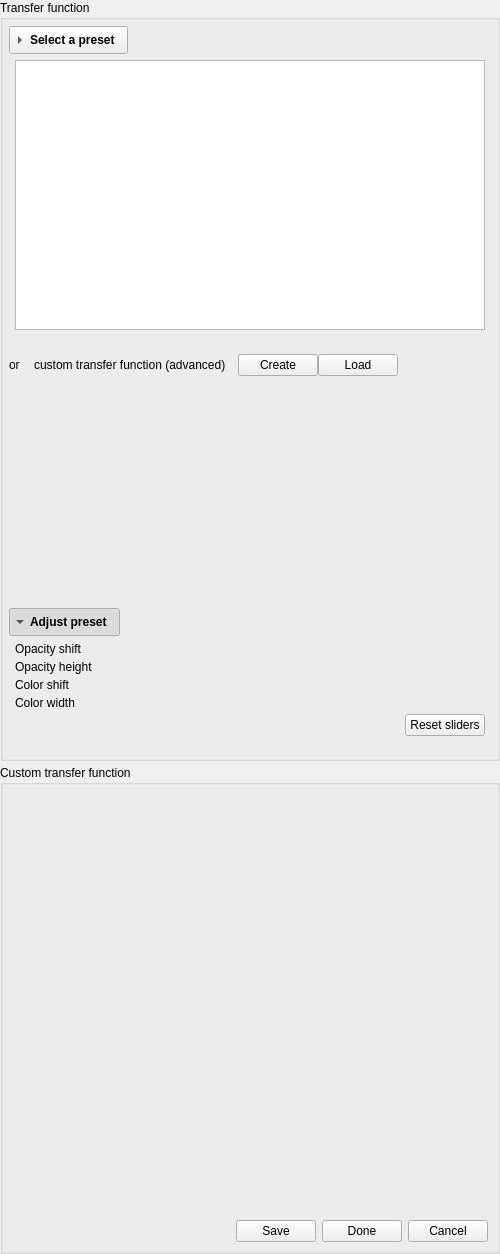
MITK/MITK, file Modules/VolumeVisualizationUI/src/QmitkVolumeTransferFunctionEditorControls.ui: the form before one commit.
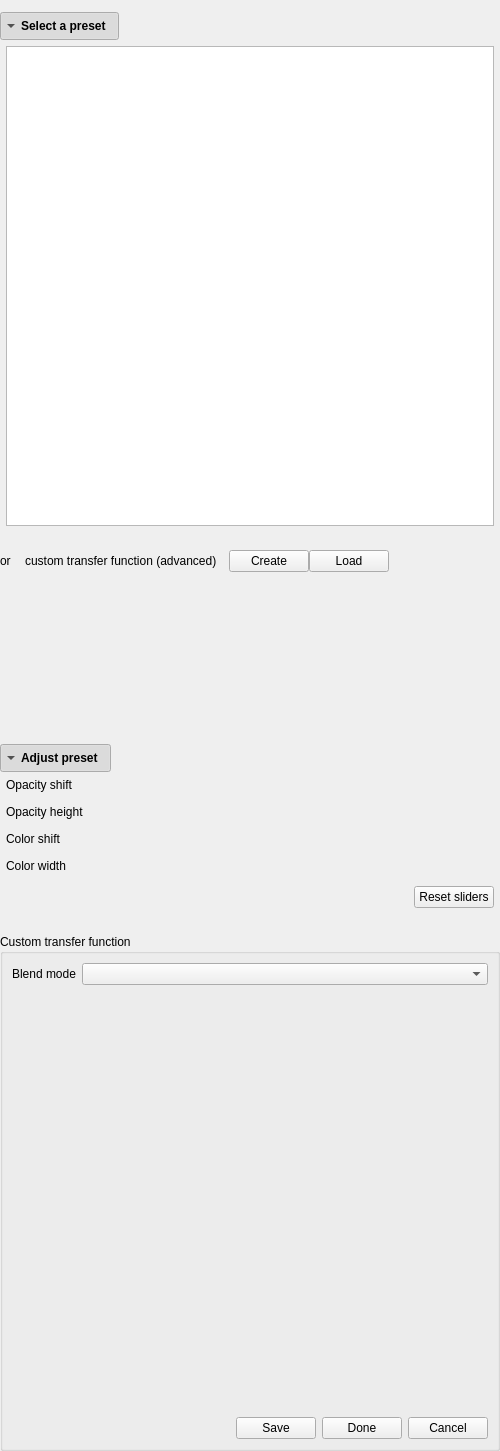
The form after the commit. Custom widgets are drawn as their Qt base class.

Commit message: Make the blend mode part of a transfer function

```diff
--- a/Modules/VolumeVisualizationUI/src/QmitkVolumeTransferFunctionEditorControls.ui
+++ b/Modules/VolumeVisualizationUI/src/QmitkVolumeTransferFunctionEditorControls.ui
@@ -27,28 +27,25 @@
     <number>0</number>
    </property>
    <item>
-    <widget class="QGroupBox" name="transferFunctionGroupBox">
+    <widget class="QWidget" name="transferFunctionPanel" native="true">
      <property name="sizePolicy">
       <sizepolicy hsizetype="Preferred" vsizetype="Fixed">
        <horstretch>0</horstretch>
        <verstretch>0</verstretch>
       </sizepolicy>
      </property>
-     <property name="title">
-      <string>Transfer function</string>
-     </property>
      <layout class="QVBoxLayout" name="transferFunctionLayout">
       <property name="spacing">
        <number>0</number>
       </property>
       <property name="leftMargin">
-       <number>6</number>
+       <number>0</number>
       </property>
       <property name="topMargin">
-       <number>6</number>
+       <number>12</number>
       </property>
       <property name="rightMargin">
-       <number>6</number>
+       <number>0</number>
       </property>
       <property name="bottomMargin">
        <number>16</number>
@@ -85,13 +82,13 @@
          <bool>true</bool>
         </property>
         <property name="checked">
-         <bool>false</bool>
+         <bool>true</bool>
         </property>
         <property name="toolButtonStyle">
          <enum>Qt::ToolButtonStyle::ToolButtonTextBesideIcon</enum>
         </property>
         <property name="arrowType">
-         <enum>Qt::ArrowType::RightArrow</enum>
+         <enum>Qt::ArrowType::DownArrow</enum>
         </property>
        </widget>
       </item>
@@ -115,13 +112,13 @@
            <property name="minimumSize">
             <size>
              <width>0</width>
-             <height>270</height>
+             <height>480</height>
             </size>
            </property>
            <property name="maximumSize">
             <size>
              <width>16777215</width>
-             <height>420</height>
+             <height>640</height>
             </size>
            </property>
           </widget>
@@ -243,13 +240,13 @@
         <property name="minimumSize">
          <size>
           <width>0</width>
-          <height>200</height>
+          <height>140</height>
          </size>
         </property>
         <property name="maximumSize">
          <size>
           <width>16777215</width>
-          <height>200</height>
+          <height>140</height>
          </size>
         </property>
        </widget>
@@ -334,7 +331,7 @@
           <number>6</number>
          </property>
          <property name="verticalSpacing">
-          <number>4</number>
+          <number>13</number>
          </property>
          <item row="0" column="0">
           <widget class="QLabel" name="opacityShiftLabel">
@@ -412,6 +409,30 @@
       <string>Custom transfer function</string>
      </property>
      <layout class="QVBoxLayout" name="advancedTfLayout">
+      <item>
+       <layout class="QHBoxLayout" name="blendModeLayout">
+        <item>
+         <widget class="QLabel" name="blendModeLabel">
+          <property name="text">
+           <string>Blend mode</string>
+          </property>
+         </widget>
+        </item>
+        <item>
+         <widget class="QComboBox" name="blendModeComboBox">
+          <property name="sizePolicy">
+           <sizepolicy hsizetype="Expanding" vsizetype="Fixed">
+            <horstretch>0</horstretch>
+            <verstretch>0</verstretch>
+           </sizepolicy>
+          </property>
+          <property name="toolTip">
+           <string>How the samples along each viewing ray are combined into one pixel. Composite is the only one that builds up a three-dimensional image, and the only one any lighting applies to; the rest flatten each ray to a single value and read as a projection radiograph.</string>
+          </property>
+         </widget>
+        </item>
+       </layout>
+      </item>
       <item>
        <widget class="QmitkTransferFunctionWidget" name="tfControlPanelsWidget" native="true">
         <property name="minimumSize">
```
The commit also changes 22 other files.
